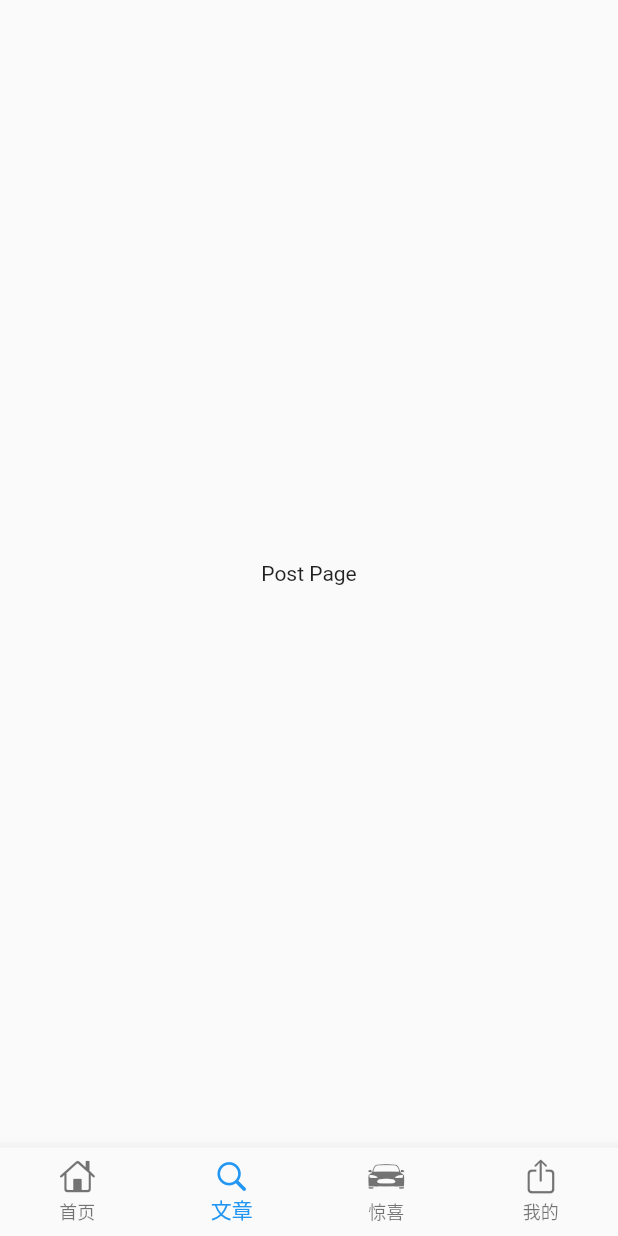
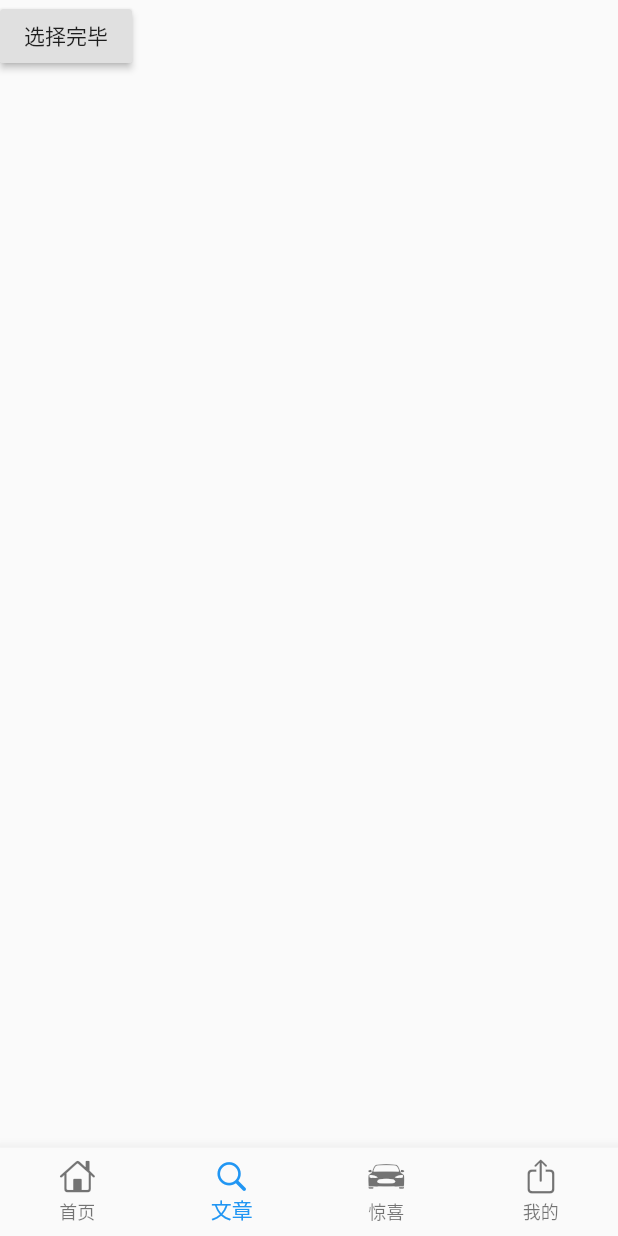
Before and after one commit to jczzq/pulse, a Flutter app: the screen it shows after launch, item 2 of the bottom bar chosen, on a phone screen of 412 x 824 dp. Run offline on Flutter 3.47's test engine with Material 2 defaults, Android fonts, the phone set to English and light mode, and no system bars; our stand-ins replace dio, webview_flutter.

Commit message:
feat: webview

```diff
--- /dev/null
+++ b/jsons/cacheConfig.json
@@ -0,0 +1,5 @@
+{
+  "enable": true,
+  "maxAge": 1000,
+  "maxCount": 100
+}
--- a/lib/pages/post.dart
+++ b/lib/pages/post.dart
@@ -1,12 +1,23 @@
 import 'package:flutter/material.dart';
+import './browser.dart';
 
 class PostPage extends StatelessWidget {
   @override
   Widget build(BuildContext context) {
     return Scaffold(
-      body: Center(
-        child: Text('Post Page'),
-      ),
+      body: Container(
+          child: Column(
+        children: <Widget>[
+          RaisedButton(
+            onPressed: () {
+              Navigator.of(context).push(new MaterialPageRoute(builder: (_) {
+                return new Browser(url: "http://192.168.0.101:3000/", title: "百度");
+              }));
+            },
+            child: Text('选择完毕'),
+          ),
+        ],
+      )),
     );
   }
 }
```
Also changed, not shown: lib/common/global.dart (added, +48 -0 lines), lib/pages/browser.dart (added, +24 -0 lines), lib/pages/home.dart (+14 -13 lines), pubspec.yaml (+7 -0 lines), pubspec.lock, 3 other files.
